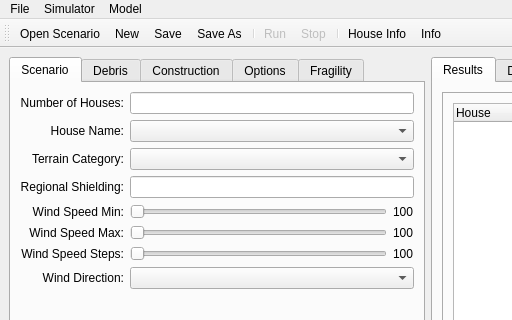
Qt form src/gui/ui/main.ui (GeoscienceAustralia/vaws) before a commit; both pictures show x 0 to 512 and y 0 to 320 of the 1005 by 673 pixel window.
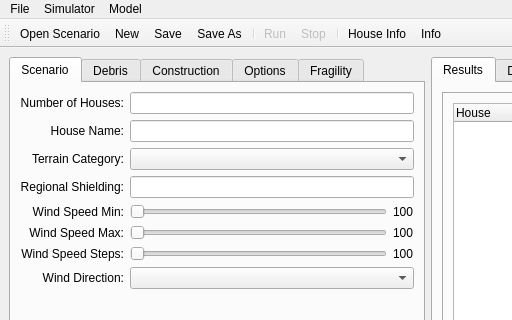
The same form after that commit. The open tabs and pages were chosen to show the change. Icons and pictures are not drawn. Custom widgets are drawn as their Qt base class.

```diff
--- a/src/gui/ui/main.ui
+++ b/src/gui/ui/main.ui
@@ -84,9 +84,6 @@
             </property>
            </widget>
           </item>
-          <item row="1" column="1">
-           <widget class="QComboBox" name="houseName"/>
-          </item>
           <item row="2" column="0">
            <widget class="QLabel" name="label_16">
             <property name="text">
@@ -247,6 +244,9 @@
           <item row="7" column="1">
            <widget class="QComboBox" name="windDirection"/>
           </item>
+          <item row="1" column="1">
+           <widget class="QLineEdit" name="houseName"/>
+          </item>
          </layout>
         </widget>
         <widget class="QWidget" name="debris_tab">
```
Left out of the diff: 30 changed lines with no effect on the pictures.
